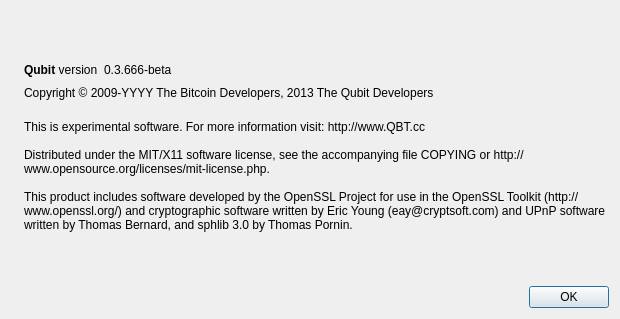
qubitcoin/QubitCoin, file src/qt/forms/aboutdialog.ui: the form before one commit.
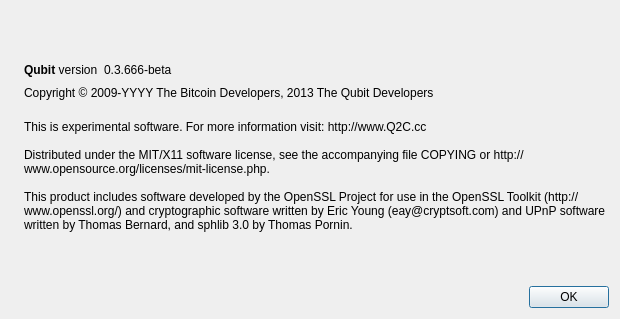
The form after the commit. Icons and pictures are not drawn.

```diff
--- a/src/qt/forms/aboutdialog.ui
+++ b/src/qt/forms/aboutdialog.ui
@@ -108,7 +108,7 @@
        </property>
        <property name="text">
         <string>
-This is experimental software. For more information visit: http://www.QBT.cc
+This is experimental software. For more information visit: http://www.Q2C.cc
 
 Distributed under the MIT/X11 software license, see the accompanying file COPYING or http://www.opensource.org/licenses/mit-license.php.
 
```
